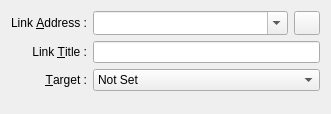
Above: blogilo/src/composer/dialogs/addeditlinkbase.ui from chusopr/kdepim-ktimetracker-akonadi before the change. Below: the same form after it.
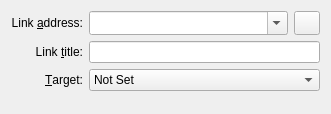
That is the form after the change. Custom widgets are drawn as their Qt base class.

The edit to the form file:
```diff
--- a/blogilo/src/composer/dialogs/addeditlinkbase.ui
+++ b/blogilo/src/composer/dialogs/addeditlinkbase.ui
@@ -26,7 +26,7 @@
       </sizepolicy>
      </property>
      <property name="text">
-      <string comment="the web address of the link">Link &amp;Address :</string>
+      <string comment="the web address of the link">Link &amp;address:</string>
      </property>
      <property name="alignment">
       <set>Qt::AlignRight|Qt::AlignTrailing|Qt::AlignVCenter</set>
@@ -45,7 +45,7 @@
       </sizepolicy>
      </property>
      <property name="text">
-      <string comment="the word which is showed as a link">Link &amp;Title :</string>
+      <string comment="the word which is showed as a link">Link &amp;title:</string>
      </property>
      <property name="alignment">
       <set>Qt::AlignRight|Qt::AlignTrailing|Qt::AlignVCenter</set>
@@ -134,7 +134,7 @@
       </sizepolicy>
      </property>
      <property name="text">
-      <string>&amp;Target :</string>
+      <string>&amp;Target:</string>
      </property>
      <property name="alignment">
       <set>Qt::AlignRight|Qt::AlignTrailing|Qt::AlignVCenter</set>
```
Left out of the diff: 2 changed lines with no effect on the pictures.
